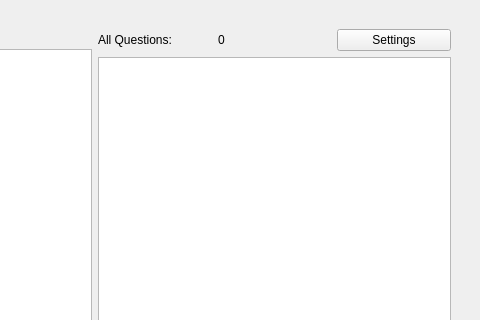
MajesticRaven/tests, file test-admin/mainmenu.ui: the form before one commit; both pictures show x 291 to 771 and y 0 to 320 of the 771 by 572 pixel window.
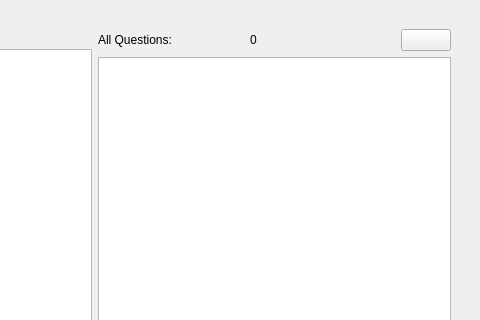
The form after the commit.

Diff of the .ui file:
```diff
--- a/test-admin/mainmenu.ui
+++ b/test-admin/mainmenu.ui
@@ -233,8 +233,14 @@
               </item>
               <item>
                <widget class="QPushButton" name="settingsButton">
+                <property name="maximumSize">
+                 <size>
+                  <width>50</width>
+                  <height>50</height>
+                 </size>
+                </property>
                 <property name="text">
-                 <string>Settings</string>
+                 <string/>
                 </property>
                </widget>
               </item>
```
